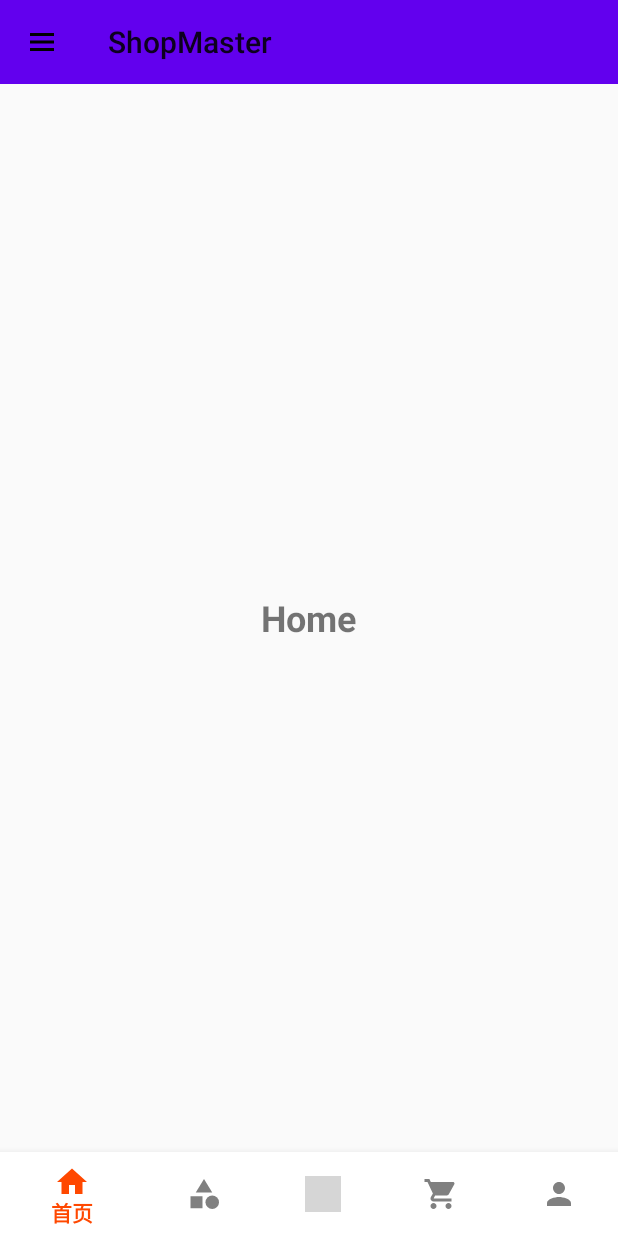
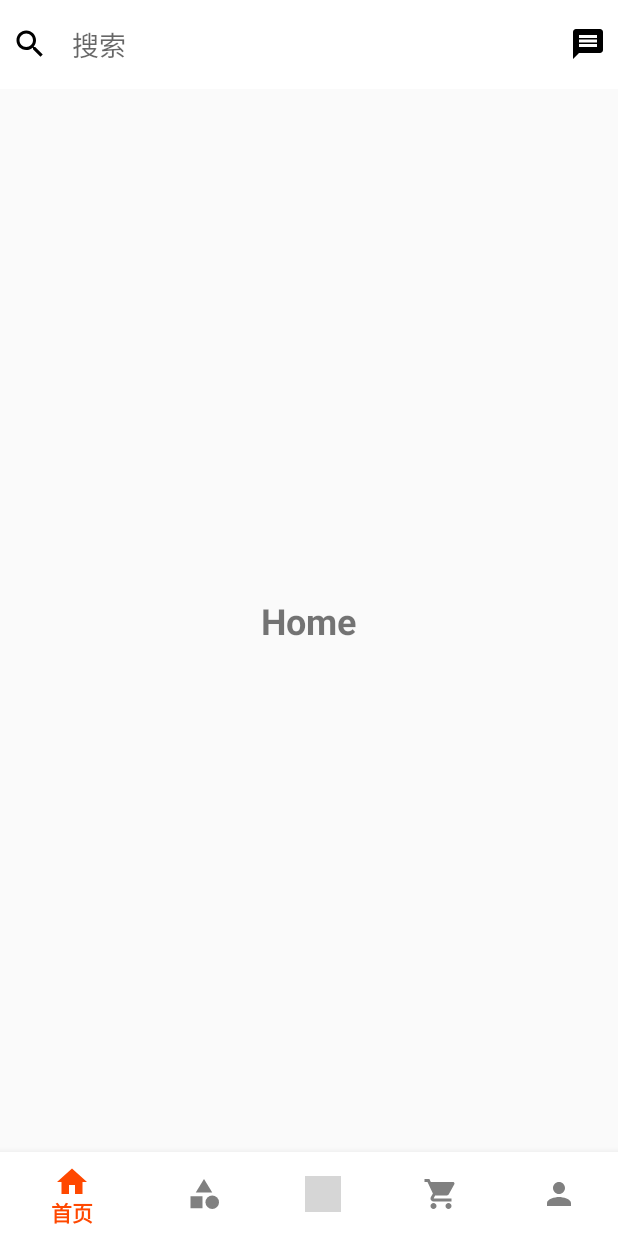
Before and after one commit to GanBro/AndroidAssignment, an Android app: the screen it shows after launch (MainActivity), on a phone screen of 412 x 824 dp. Run offline under Robolectric (Android 15) with nearby library versions, the phone set to English and light mode, and no system bars; grey boxes are pictures that could not be loaded.

Commit message:
搜索框

```diff
--- a/app/src/main/java/com/ganbro/shopmaster/activities/MainActivity.java
+++ b/app/src/main/java/com/ganbro/shopmaster/activities/MainActivity.java
@@ -4,7 +4,6 @@ import android.os.Bundle;
 import android.view.MenuItem;
 import androidx.annotation.NonNull;
 import androidx.appcompat.app.AppCompatActivity;
-import androidx.appcompat.widget.Toolbar;
 import androidx.fragment.app.Fragment;
 import androidx.fragment.app.FragmentTransaction;
 import com.ganbro.shopmaster.R;
@@ -23,10 +22,6 @@ public class MainActivity extends AppCompatActivity {
     protected void onCreate(Bundle savedInstanceState) {
         super.onCreate(savedInstanceState);
         setContentView(R.layout.activity_main);
-
-        Toolbar toolbar = findViewById(R.id.topAppBar);
-        setSupportActionBar(toolbar);
-        getSupportActionBar().setDisplayHomeAsUpEnabled(true);
 
         bottomNavigationView = findViewById(R.id.bottom_navigation);
         bottomNavigationView.setOnNavigationItemSelectedListener(new BottomNavigationView.OnNavigationItemSelectedListener() {
--- /dev/null
+++ b/app/src/main/res/drawable/ic_message.xml
@@ -0,0 +1,5 @@
+<vector xmlns:android="http://schemas.android.com/apk/res/android" android:autoMirrored="true" android:height="24dp" android:tint="#000000" android:viewportHeight="24" android:viewportWidth="24" android:width="24dp">
+
+    <path android:fillColor="@android:color/white" android:pathData="M20,2L4,2c-1.1,0 -1.99,0.9 -1.99,2L2,22l4,-4h14c1.1,0 2,-0.9 2,-2L22,4c0,-1.1 -0.9,-2 -2,-2zM18,14L6,14v-2h12v2zM18,11L6,11L6,9h12v2zM18,8L6,8L6,6h12v2z"/>
+
+</vector>
--- /dev/null
+++ b/app/src/main/res/drawable/ic_search.xml
@@ -0,0 +1,5 @@
+<vector xmlns:android="http://schemas.android.com/apk/res/android" android:height="24dp" android:tint="#000000" android:viewportHeight="24" android:viewportWidth="24" android:width="24dp">
+
+    <path android:fillColor="@android:color/white" android:pathData="M15.5,14h-0.79l-0.28,-0.27C15.41,12.59 16,11.11 16,9.5 16,5.91 13.09,3 9.5,3S3,5.91 3,9.5 5.91,16 9.5,16c1.61,0 3.09,-0.59 4.23,-1.57l0.27,0.28v0.79l5,4.99L20.49,19l-4.99,-5zM9.5,14C7.01,14 5,11.99 5,9.5S7.01,5 9.5,5 14,7.01 14,9.5 11.99,14 9.5,14z"/>
+
+</vector>
--- a/app/src/main/res/layout/activity_main.xml
+++ b/app/src/main/res/layout/activity_main.xml
@@ -6,6 +6,8 @@
     android:orientation="vertical"
     tools:context=".activities.MainActivity">
 
+    <!-- 注释掉 MaterialToolbar 组件 -->
+    <!--
     <com.google.android.material.appbar.MaterialToolbar
         android:id="@+id/topAppBar"
         android:layout_width="match_parent"
@@ -14,6 +16,40 @@
         android:theme="@style/ThemeOverlay.MaterialComponents.ActionBar"
         app:title="ShopMaster"
         app:navigationIcon="@drawable/ic_menu" />
+    -->
+
+    <!-- 添加搜索栏和消息图标 -->
+    <LinearLayout
+        android:layout_width="match_parent"
+        android:layout_height="wrap_content"
+        android:orientation="horizontal"
+        android:padding="8dp"
+        android:gravity="center_vertical"
+        android:background="@android:color/white">
+
+        <ImageView
+            android:layout_width="24dp"
+            android:layout_height="24dp"
+            android:src="@drawable/ic_search"
+            android:contentDescription="@string/search_icon" />
+
+        <EditText
+            android:id="@+id/search_bar"
+            android:layout_width="0dp"
+            android:layout_height="wrap_content"
+            android:layout_weight="1"
+            android:layout_marginStart="8dp"
+            android:hint="搜索"
+            android:background="@null"
+            android:padding="8dp" />
+
+        <ImageView
+            android:layout_width="24dp"
+            android:layout_height="24dp"
+            android:layout_marginStart="8dp"
+            android:src="@drawable/ic_message"
+            android:contentDescription="@string/message_icon" />
+    </LinearLayout>
 
     <FrameLayout
         android:id="@+id/fragment_container"
```
